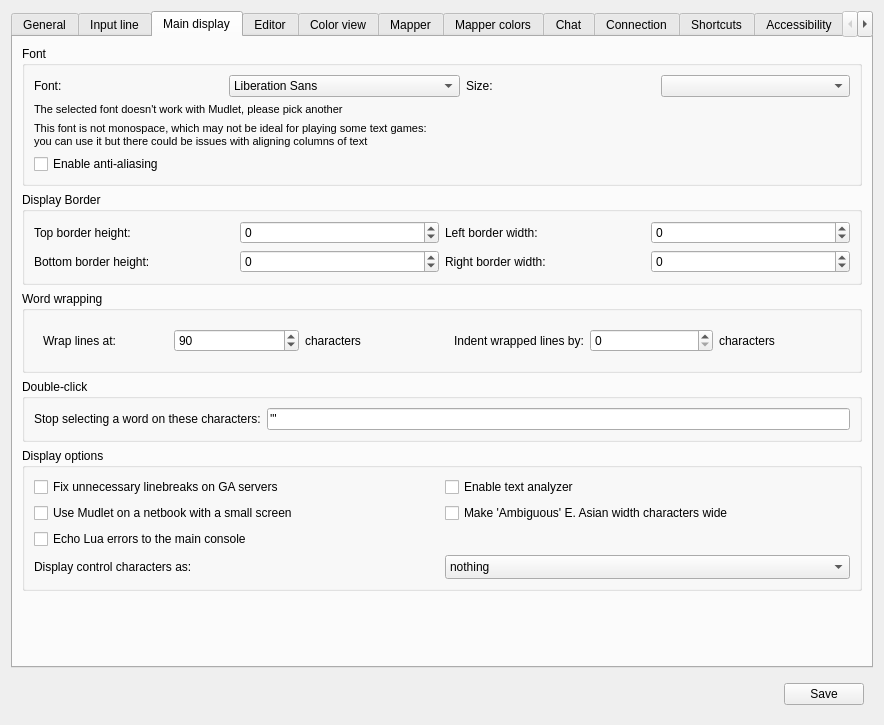
patrickvinas/Mudlet, file src/ui/profile_preferences.ui: the form before one commit.
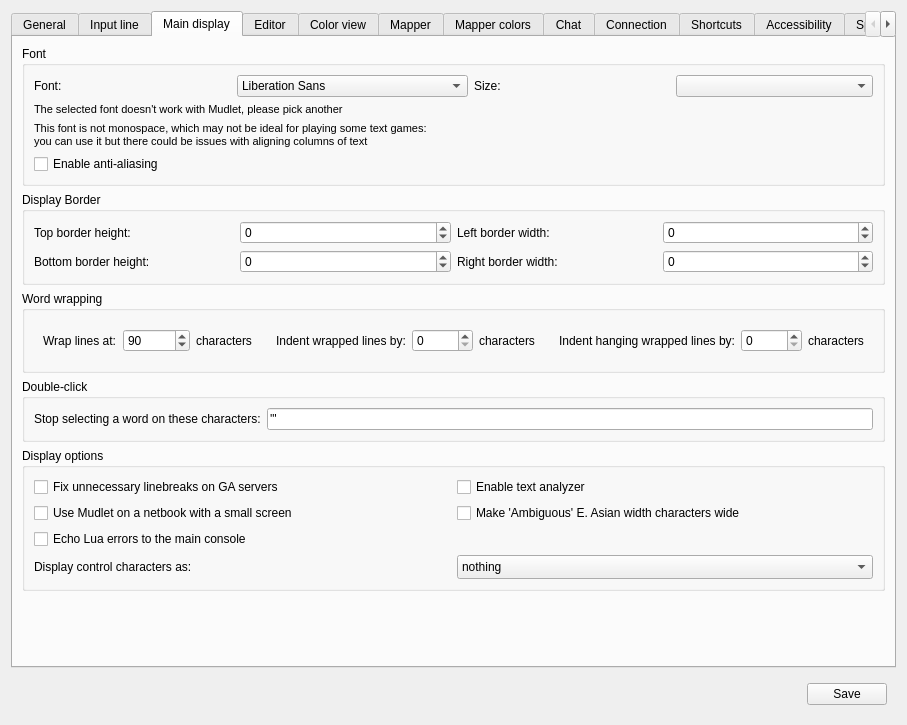
The form after the commit. The open tabs and pages were chosen to show the change. Icons and pictures are not drawn. Custom widgets are drawn as their Qt base class.

Commit message:
Adds hanging indent on wrapped lines (#7679)
<!-- Keep the title short & concise so anyone non-technical can
understand it,
     the title appears in PTB changelogs -->
#### Brief overview of PR changes/additions
Adds option to specify hanging indent of wrapped line

#### Motivation for adding to Mudlet
Solves #1216, And makes wrapped lines more readable

#### Other info (issues closed, discussion etc)
/claim #1216

Patch:
```diff
--- a/src/ui/profile_preferences.ui
+++ b/src/ui/profile_preferences.ui
@@ -1130,6 +1130,57 @@
             </layout>
            </widget>
           </item>
+          <item>
+           <widget class="QFrame" name="frame_hanging_indent_wrapped">
+            <property name="frameShape">
+             <enum>QFrame::NoFrame</enum>
+            </property>
+            <layout class="QHBoxLayout" name="horizontalLayout_frame_hanging_indent_wrapped">
+             <item>
+              <widget class="QLabel" name="label_hanging_indent_wrapped">
+               <property name="sizePolicy">
+                <sizepolicy hsizetype="Preferred" vsizetype="Preferred">
+                 <horstretch>0</horstretch>
+                 <verstretch>0</verstretch>
+                </sizepolicy>
+               </property>
+               <property name="maximumSize">
+                <size>
+                 <width>200</width>
+                 <height>16777215</height>
+                </size>
+               </property>
+               <property name="toolTip">
+                <string>&lt;p&gt;Subsequent wrapped lines will be indented by this amount&lt;/p&gt;</string>
+               </property>
+               <property name="text">
+                <string>Indent hanging wrapped lines by:</string>
+               </property>
+              </widget>
+             </item>
+             <item>
+              <widget class="QSpinBox" name="hanging_indent_wrapped_spinBox">
+               <property name="minimum">
+                <number>0</number>
+               </property>
+               <property name="maximum">
+                <number>99999</number>
+               </property>
+               <property name="value">
+                <number>0</number>
+               </property>
+              </widget>
+             </item>
+             <item>
+              <widget class="QLabel" name="label_41">
+               <property name="text">
+                <string>characters</string>
+               </property>
+              </widget>
+             </item>
+            </layout>
+           </widget>
+          </item>
          </layout>
         </widget>
        </item>
```
Left out of the diff: 1 changed line with no effect on the pictures. The commit also changes 9 other files.
